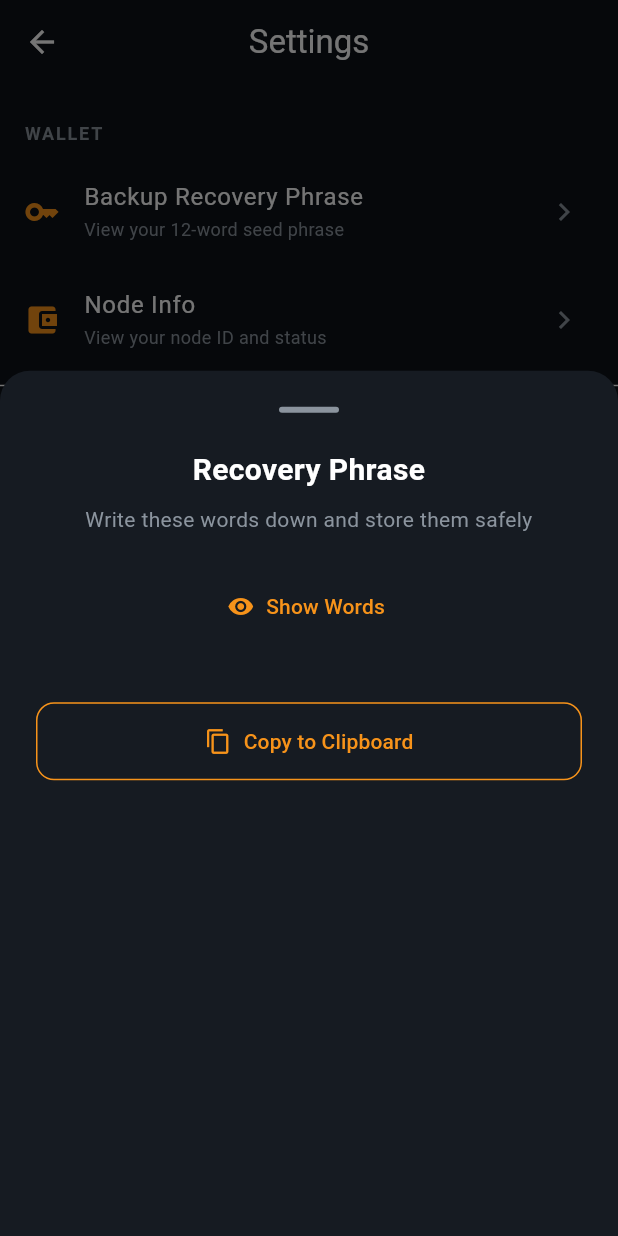
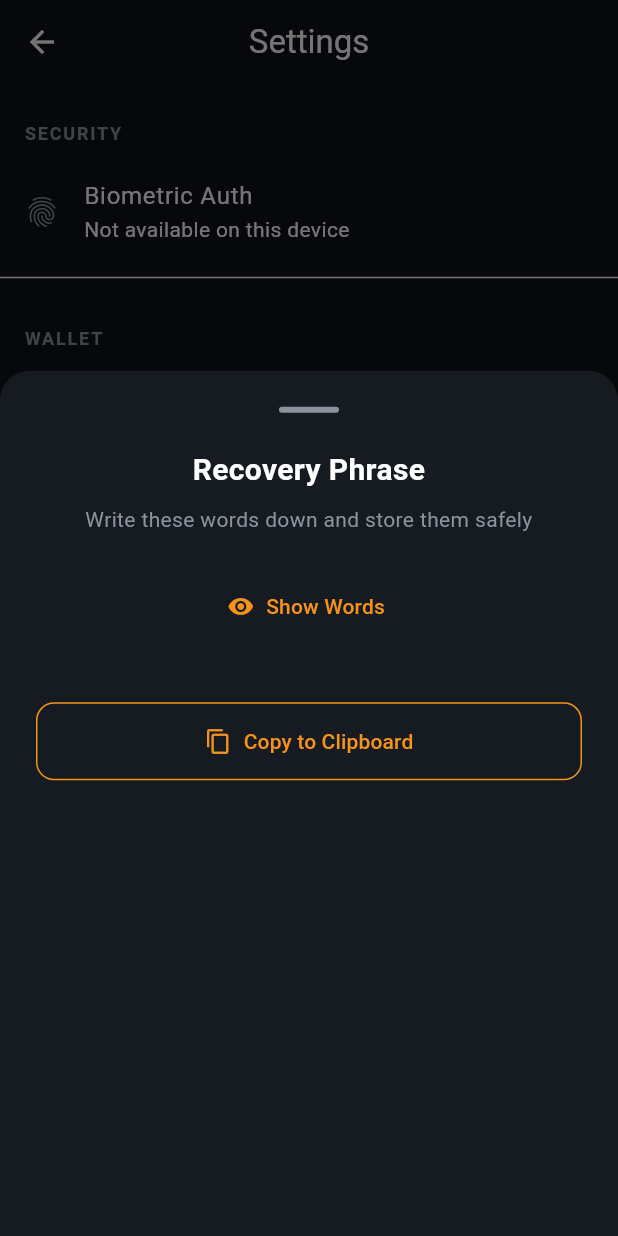
Before and after one commit to jasonsutter87/Bolt21, a Flutter app: the SettingsScreen screen opened directly, after a tap on "Backup Recovery Phrase", on a phone screen of 412 x 824 dp. Run offline on Flutter 3.47's test engine with Material 3 defaults, Android fonts, the phone set to English and light mode, and no system bars; our stand-ins replace flutter_secure_storage, local_auth, qr_flutter, share_plus; missing offline and left inert: ldk_node, mobile_scanner; accounts and stored records are empty.

Commit message:
Add biometric toggle to settings screen

```diff
--- a/lib/screens/settings_screen.dart
+++ b/lib/screens/settings_screen.dart
@@ -2,12 +2,51 @@ import 'package:flutter/material.dart';
 import 'package:flutter/services.dart';
 import 'package:provider/provider.dart';
 import '../providers/wallet_provider.dart';
+import '../services/auth_service.dart';
 import '../services/secure_storage_service.dart';
 import '../utils/theme.dart';
 import 'welcome_screen.dart';
 
-class SettingsScreen extends StatelessWidget {
+class SettingsScreen extends StatefulWidget {
   const SettingsScreen({super.key});
+
+  @override
+  State<SettingsScreen> createState() => _SettingsScreenState();
+}
+
+class _SettingsScreenState extends State<SettingsScreen> {
+  bool _biometricEnabled = false;
+  bool _biometricAvailable = false;
+  String _biometricType = 'Biometrics';
+
+  @override
+  void initState() {
+    super.initState();
+    _loadBiometricSettings();
+  }
+
+  Future<void> _loadBiometricSettings() async {
+    final available = await AuthService.canUseBiometrics();
+    final enabled = await AuthService.isBiometricEnabled();
+    final type = await AuthService.getBiometricTypeName();
+    setState(() {
+      _biometricAvailable = available;
+      _biometricEnabled = enabled;
+      _biometricType = type;
+    });
+  }
+
+  Future<void> _toggleBiometric(bool value) async {
+    if (value) {
+      // Authenticate first before enabling
+      final success = await AuthService.authenticate(
+        reason: 'Authenticate to enable $_biometricType',
+      );
+      if (!success) return;
+    }
+    await AuthService.setBiometricEnabled(value);
+    setState(() => _biometricEnabled = value);
+  }
 
   @override
   Widget build(BuildContext context) {
@@ -17,6 +56,27 @@ class SettingsScreen extends StatelessWidget {
       ),
       body: ListView(
         children: [
+          const _SectionHeader(title: 'Security'),
+          if (_biometricAvailable)
+            SwitchListTile(
+              secondary: Icon(
+                _biometricType == 'Face ID' ? Icons.face : Icons.fingerprint,
+                color: Bolt21Theme.orange,
+              ),
+              title: Text('Unlock with $_biometricType'),
+              subtitle: const Text('Require authentication to open app'),
+              value: _biometricEnabled,
+              onChanged: _toggleBiometric,
+              activeColor: Bolt21Theme.orange,
+            )
+          else
+            const ListTile(
+              leading: Icon(Icons.fingerprint, color: Bolt21Theme.textSecondary),
+              title: Text('Biometric Auth'),
+              subtitle: Text('Not available on this device'),
+            ),
+          const Divider(),
+
           const _SectionHeader(title: 'Wallet'),
           _SettingsTile(
             icon: Icons.key,
```
